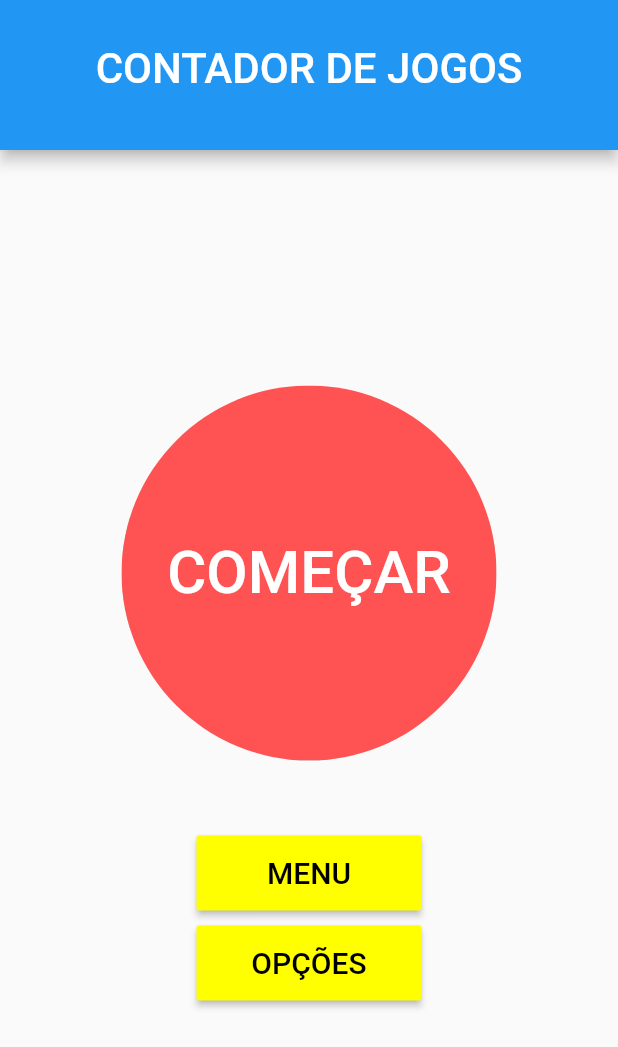
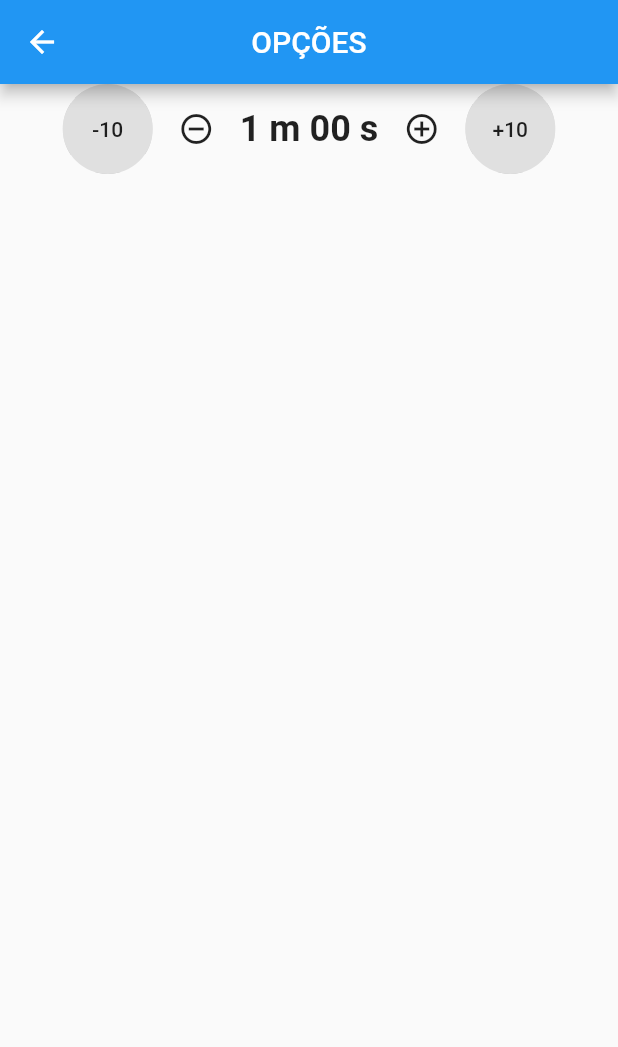
Before and after one commit to csnoboa/contador_de_jogos, a Flutter app: the screen it shows after launch, after a tap on "OPÇÕES", on a phone screen of 412 x 824 dp. Shown: the top 1047 px of the screen. Run offline on Flutter 3.47's test engine with Material 2 defaults, Android fonts, the phone set to English and light mode, and no system bars; missing offline and left inert: flutter_ringtone_player.

Commit message:
options page

```diff
--- /dev/null
+++ b/lib/controller/app_controller.dart
@@ -0,0 +1,18 @@
+import 'package:flutter/cupertino.dart';
+
+class AppController extends ChangeNotifier {
+  static AppController instance = AppController();
+
+  int time = 60;
+
+  changeTime(int newTime) {
+    time = newTime;
+    notifyListeners();
+  }
+
+  bool isDarkTheme = false;
+  changeTheme() {
+    isDarkTheme = !isDarkTheme;
+    notifyListeners();
+  }
+}
--- /dev/null
+++ b/lib/home_page.dart
@@ -0,0 +1,81 @@
+import 'package:flutter/material.dart';
+
+class MyHomePage extends StatefulWidget {
+  MyHomePage({Key key}) : super(key: key);
+  @override
+  _MyHomePageState createState() => _MyHomePageState();
+}
+
+class _MyHomePageState extends State<MyHomePage> {
+  @override
+  Widget build(BuildContext context) {
+    return Scaffold(
+      appBar: PreferredSize(
+        preferredSize: Size.fromHeight(100),
+        child: AppBar(
+          title: Padding(
+            padding: const EdgeInsets.only(top: 35.0),
+            child: Text('CONTADOR DE JOGOS', style: TextStyle(fontSize: 28)),
+          ),
+          centerTitle: true,
+        ),
+      ),
+      body: Center(
+        child: Column(
+          mainAxisAlignment: MainAxisAlignment.center,
+          children: <Widget>[
+            ClipOval(
+              child: Container(
+                width: 250,
+                height: 250,
+                child: RaisedButton(
+                  color: Colors.redAccent,
+                  onPressed: () {
+                    setState(() {
+                      Navigator.of(context).pushNamed('/start');
+                    });
+                  },
+                  child: Text('COMEÇAR',
+                      style: TextStyle(
+                        fontSize: 40,
+                        color: Colors.white,
+                      )),
+                ),
+              ),
+            ),
+            Container(height: 50),
+            Container(
+              width: 150,
+              height: 50,
+              child: RaisedButton(
+                color: Colors.yellowAccent,
+                onPressed: () {
+                  setState(() {});
+                },
+                child: Text(
+                  'MENU',
+                  style: TextStyle(fontSize: 20, color: Colors.black),
+                ),
+              ),
+            ),
+            Container(height: 10),
+            Container(
+              width: 150,
+              height: 50,
+              child: RaisedButton(
+                color: Colors.yellowAccent,
+                onPressed: () {
+                  Navigator.of(context).pushNamed('/options');
+                },
+                child: Text(
+                  'OPÇÕES',
+                  style: TextStyle(fontSize: 20, color: Colors.black),
+                ),
+              ),
+            ),
+          ],
+        ),
+      ),
+    );
+  }
+}
--- a/lib/main.dart
+++ b/lib/main.dart
@@ -1,3 +1,6 @@
+import 'package:contador_de_jogos/controller/app_controller.dart';
+import 'package:contador_de_jogos/home_page.dart';
+import 'package:contador_de_jogos/options_page.dart';
 import 'package:flutter/material.dart';
 import 'package:contador_de_jogos/start_page.dart';
 
@@ -6,9 +9,10 @@ void main() {
 }
 
 class MyApp extends StatelessWidget {
-  // This widget is the root of your application.
   @override
   Widget build(BuildContext context) {
+    return AnimatedBuilder(
+      builder: (context, child) {
         return MaterialApp(
           title: 'Contador de Jogos',
           theme: ThemeData(
@@ -17,88 +21,12 @@ class MyApp extends StatelessWidget {
           routes: {
             '/': (context) => MyHomePage(),
             '/start': (context) => StartPage(),
+            '/options': (context) => OptionsPage(),
           },
           initialRoute: '/',
         );
-  }
-}
-
-class MyHomePage extends StatefulWidget {
-  MyHomePage({Key key}) : super(key: key);
-  @override
-  _MyHomePageState createState() => _MyHomePageState();
-}
-
-class _MyHomePageState extends State<MyHomePage> {
-  @override
-  Widget build(BuildContext context) {
-    return Scaffold(
-      appBar: PreferredSize(
-        preferredSize: Size.fromHeight(100),
-        child: AppBar(
-          title: Padding(
-            padding: const EdgeInsets.only(top: 35.0),
-            child: Text('CONTADOR DE JOGOS', style: TextStyle(fontSize: 28)),
-          ),
-          centerTitle: true,
-        ),
-      ),
-      body: Center(
-        child: Column(
-          mainAxisAlignment: MainAxisAlignment.center,
-          children: <Widget>[
-            ClipOval(
-              child: Container(
-                width: 250,
-                height: 250,
-                child: RaisedButton(
-                  color: Colors.redAccent,
-                  onPressed: () {
-                    setState(() {
-                      Navigator.of(context).pushNamed('/start');
-                    });
       },
-                  child: Text('COMEÇAR',
-                      style: TextStyle(
-                        fontSize: 40,
-                        color: Colors.white,
-                      )),
-                ),
-              ),
-            ),
-            Container(height: 50),
-            Container(
-              width: 150,
-              height: 50,
-              child: RaisedButton(
-                color: Colors.yellowAccent,
-                onPressed: () {
-                  setState(() {});
-                },
-                child: Text(
-                  'MENU',
-                  style: TextStyle(fontSize: 20, color: Colors.black),
-                ),
-              ),
-            ),
-            Container(height: 10),
-            Container(
-              width: 150,
-              height: 50,
-              child: RaisedButton(
-                color: Colors.yellowAccent,
-                onPressed: () {
-                  setState(() {});
-                },
-                child: Text(
-                  'OPÇÕES',
-                  style: TextStyle(fontSize: 20, color: Colors.black),
-                ),
-              ),
-            ),
-          ],
-        ),
-      ),
+      animation: AppController.instance,
     );
   }
 }
--- /dev/null
+++ b/lib/options_page.dart
@@ -0,0 +1,105 @@
+import 'package:contador_de_jogos/controller/app_controller.dart';
+import 'package:flutter/material.dart';
+
+class OptionsPage extends StatefulWidget {
+  OptionsPage({Key key}) : super(key: key);
+
+  @override
+  _OptionsPageState createState() => _OptionsPageState();
+}
+
+class _OptionsPageState extends State<OptionsPage> {
+  int _counter = AppController.instance.time;
+
+  String _stopwatchText;
+
+  @override
+  Widget build(BuildContext context) {
+    _stopwatchText = (_counter ~/ 60).toString() +
+        ' m ' +
+        (_counter % 60).toString().padLeft(2, '0') +
+        ' s';
+    return WillPopScope(
+      onWillPop: () async {
+        AppController.instance.changeTime(_counter);
+        return true;
+      },
+      child: Scaffold(
+        appBar: AppBar(
+          title: Text('OPÇÕES'),
+          centerTitle: true,
+        ),
+        body: Column(
+          children: [
+            Row(
+              mainAxisAlignment: MainAxisAlignment.center,
+              children: [
+                ClipOval(
+                  child: Container(
+                    width: 60,
+                    height: 60,
+                    child: RaisedButton(
+                      child: Text('-10'),
+                      onPressed: () {
+                        setState(() {
+                          if (_counter < 10) {
+                            _counter = 0;
+                          } else {
+                            _counter -= 10;
+                          }
+                        });
+                      },
+                    ),
+                  ),
+                ),
+                Container(width: 5),
+                IconButton(
+                  icon: Icon(Icons.remove_circle_outline),
+                  onPressed: () {
+                    setState(() {
+                      if (_counter > 0) {
+                        _counter--;
+                      }
+                    });
+                  },
+                ),
+                Container(width: 5),
+                Text(
+                  '$_stopwatchText',
+                  style: TextStyle(
+                    fontSize: 24,
+                    fontWeight: FontWeight.bold,
+                  ),
+                ),
+                Container(width: 5),
+                IconButton(
+                  icon: Icon(Icons.add_circle_outline),
+                  onPressed: () {
+                    setState(() {
+                      _counter++;
+                    });
+                  },
+                ),
+                Container(width: 5),
+                ClipOval(
+                  child: Container(
+                    width: 60,
+                    height: 60,
+                    child: RaisedButton(
+                      child: Text('+10'),
+                      onPressed: () {
+                        setState(() {
+                          _counter += 10;
+                        });
+                      },
+                    ),
+                  ),
+                ),
+              ],
+            )
+          ],
+        ),
+      ),
+    );
+  }
+}
--- a/lib/start_page.dart
+++ b/lib/start_page.dart
@@ -1,3 +1,4 @@
+import 'package:contador_de_jogos/controller/app_controller.dart';
 import 'package:flutter/material.dart';
 import 'package:contador_de_jogos/card_start_game.dart';
 import 'dart:async';
@@ -6,7 +7,7 @@ import 'package:flutter_ringtone_player/flutter_ringtone_player.dart';
 class StartPage extends StatefulWidget {
   StartPage({Key key}) : super(key: key);
 
-  final int time = 5;
+  final int time = AppController.instance.time;
 
   @override
   _StartPageState createState() => _StartPageState(time: this.time);
```
Lines whose indentation alone changed are shown as unchanged.
